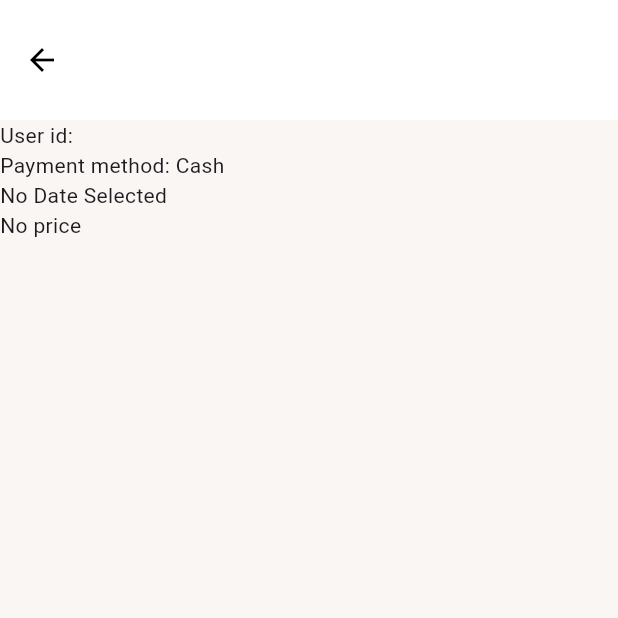
After one commit to MRidhoPS/room_meeting_app, a Flutter app: the PaymentPage screen opened by its route, after a tap on "Cash", after a tap on "Next", on a phone screen of 412 x 824 dp, the top half of it. The commit adds this screen. Run offline on Flutter 3.47's test engine with Material 3 defaults, Android fonts, the phone set to English and light mode, and no system bars; our stand-ins replace cached_network_image, carousel_slider, dio, get, jwt_decoder, shared_preferences; accounts and stored records are empty; network calls fail; statements that could not run were skipped.

Commit message:
finish schedule room page, payment method page and on development detailed payment page

```diff
--- a/lib/core/network/api_endpoint.dart
+++ b/lib/core/network/api_endpoint.dart
@@ -2,7 +2,7 @@ class ApiEndPoint{
 
   ApiEndPoint._();
 
-  static const String baseUrl = 'http://192.168.18.13:7000/roomapp';
+  static const String baseUrl = 'http://10.152.105.5:7000/roomapp';
 
   // Auth
   static const String registerUrl = '$baseUrl/auth/register';
--- a/lib/core/routes/app_pages.dart
+++ b/lib/core/routes/app_pages.dart
@@ -7,6 +7,9 @@ import 'package:room_meeting_app/presentation/pages/detailed_room/bindings/detai
 import 'package:room_meeting_app/presentation/pages/detailed_room/view/detailed_room_page.dart';
 import 'package:room_meeting_app/presentation/pages/home/bindings/home_binding.dart';
 import 'package:room_meeting_app/presentation/pages/home/view/home_page.dart';
+import 'package:room_meeting_app/presentation/pages/payment_method/bindings/payment_binding.dart';
+import 'package:room_meeting_app/presentation/pages/payment_method/view/payment_detailed_page.dart';
+import 'package:room_meeting_app/presentation/pages/payment_method/view/payment_page.dart';
 import 'package:room_meeting_app/presentation/pages/scheduled_room/bindings/scheduled_binding.dart';
 import 'package:room_meeting_app/presentation/pages/scheduled_room/view/scheduled_room_page.dart';
 import 'package:room_meeting_app/presentation/pages/splash/bindings/splash_binding.dart';
@@ -46,5 +49,20 @@ class AppPages {
       page: () => const ScheduledRoomPage(),
       binding: ScheduledBinding(),
     ),
+    GetPage(
+      name: AppRoutes.paymentRoom,
+      page: () => const PaymentPage(),
+      binding: PaymentBinding(),
+    ),
+    GetPage(
+      name: AppRoutes.paymentDetailedRoom,
+      page: () => const PaymentDetailedPage(),
+      bindings: [
+        PaymentBinding(),
+        ScheduledBinding(),
+        DetailedRoomBinding(),
+        AuthBinding(),
+      ],
+    )
   ];
 }
--- a/lib/core/routes/app_routes.dart
+++ b/lib/core/routes/app_routes.dart
@@ -5,4 +5,6 @@ class AppRoutes {
   static const register = '/register';
   static const detailedRoom = '/detailedRoom';
   static const scheduledRoom = '/scheduledRoom';
+  static const paymentRoom = '/paymentRoom';
+  static const paymentDetailedRoom = '/paymentDetailedRoom';
 }
--- /dev/null
+++ b/lib/presentation/pages/payment_method/bindings/payment_binding.dart
@@ -0,0 +1,12 @@
+import 'package:get/get.dart';
+import 'package:room_meeting_app/presentation/pages/payment_method/viewmodel/payment_controller.dart';
+
+class PaymentBinding extends Bindings {
+  @override
+  void dependencies() {
+    Get.lazyPut(
+      () => PaymentController(),
+      fenix: true,
+    );
+  }
+}
--- /dev/null
+++ b/lib/presentation/pages/payment_method/view/payment_detailed_page.dart
@@ -0,0 +1,81 @@
+import 'package:flutter/material.dart';
+import 'package:get/get.dart';
+import 'package:room_meeting_app/presentation/pages/auth/viewmodels/auth_controller.dart';
+import 'package:room_meeting_app/presentation/pages/detailed_room/viewmodels/detailed_room_controller.dart';
+import 'package:room_meeting_app/presentation/pages/payment_method/viewmodel/payment_controller.dart';
+import 'package:room_meeting_app/presentation/pages/scheduled_room/viewmodels/scheduled_controller.dart';
+
+class PaymentDetailedPage extends GetView<PaymentController> {
+  const PaymentDetailedPage({super.key});
+
+  @override
+  Widget build(BuildContext context) {
+    final scheduleController = Get.find<RoomAvailabilityController>();
+    final authController = Get.find<AuthController>();
+    final detailedRoom = Get.find<DetailedRoomController>();
+
+    return Scaffold(
+      appBar: AppBar(),
+      body: SingleChildScrollView(
+        child: Column(
+          crossAxisAlignment: CrossAxisAlignment.start,
+          children: [
+             Obx(
+              () {
+                if (authController.tokenResponse.value == null) {
+                  return Text("No Payment Selected");
+                }
+
+                final id = authController.tokenResponse.value;
+                return Text(
+                  "User id: ${id!['userId']}",
+                );
+              },
+            ),
+            Obx(
+              () {
+                if (controller.selectedPayment.value.isEmpty) {
+                  return Text("No Payment Selected");
+                }
+
+                return Text(
+                  "Payment method: ${controller.selectedPayment.value}",
+                );
+              },
+            ),
+            Obx(
+              () {
+                if (scheduleController.roomBookData.isEmpty) {
+                  return Text("No Date Selected");
+                }
+
+                return Column(
+                  crossAxisAlignment: CrossAxisAlignment.start,
+                  children: [
+                    Text(
+                        'Start: ${scheduleController.roomBookData[0].toString().split('-')[0].toString().trim()}'),
+                    Text(
+                        'End: ${scheduleController.roomBookData[0].toString().split('-')[1].toString().trim()}'),
+                    Text(
+                      scheduleController.selectedDateValue.value.toString().split(' ')[0].trim(),
+                    ),
+                  ],
+                );
+              },
+            ),
+            Obx(
+              () {
+                if (detailedRoom.getDetailedRoomResponse.value == null) {
+                  return Text("No price");
+                }
+
+                final data = detailedRoom.getDetailedRoomResponse.value!.data;
+                return Text('${data.id}, ${data.price}');
+              },
+            ),
+          ],
+        ),
+      ),
+    );
+  }
+}
--- /dev/null
+++ b/lib/presentation/pages/payment_method/view/payment_page.dart
@@ -0,0 +1,141 @@
+import 'package:flutter/material.dart';
+import 'package:get/get.dart';
+import 'package:room_meeting_app/core/routes/app_routes.dart';
+import 'package:room_meeting_app/presentation/pages/payment_method/viewmodel/payment_controller.dart';
+
+class PaymentPage extends GetView<PaymentController> {
+  const PaymentPage({super.key});
+
+  @override
+  Widget build(BuildContext context) {
+    return Scaffold(
+      appBar: AppBar(),
+      body: SingleChildScrollView(
+        child: Column(
+          crossAxisAlignment: CrossAxisAlignment.start,
+          children: [
+            Padding(
+              padding: const EdgeInsets.symmetric(vertical: 15, horizontal: 10),
+              child: Text(
+                "Cash",
+                style: TextStyle(
+                  fontSize: 18,
+                  fontWeight: FontWeight.w600,
+                  color: Colors.black45,
+                ),
+              ),
+            ),
+            PaymentMethodCard(
+              title: 'Cash',
+              controller: controller,
+            ),
+            Padding(
+              padding: const EdgeInsets.symmetric(vertical: 15, horizontal: 10),
+              child: Text(
+                "Virtual Account",
+                style: TextStyle(
+                  fontSize: 18,
+                  fontWeight: FontWeight.w600,
+                  color: Colors.black45,
+                ),
+              ),
+            ),
+            PaymentMethodCard(
+              title: 'BCA',
+              controller: controller,
+            ),
+            PaymentMethodCard(
+              title: 'Mandiri',
+              controller: controller,
+            ),
+            PaymentMethodCard(
+              title: 'BRI',
+              controller: controller,
+            ),
+            const SizedBox(
+              height: 40,
+            ),
+            Obx(
+              () {
+                if (controller.selectedPayment.value.isEmpty) {
+                  return const SizedBox();
+                }
+
+                return Padding(
+                  padding: const EdgeInsets.all(10),
+                  child: SizedBox(
+                    width: double.infinity,
+                    height: 50,
+                    child: ElevatedButton(
+                      style: ElevatedButton.styleFrom(
+                        backgroundColor: Colors.green.shade800,
+                      ),
+                      onPressed: () {
+                        debugPrint(
+                            'value payment method: ${controller.selectedPayment.value}');
+                        Get.toNamed(AppRoutes.paymentDetailedRoom);
+                      },
+                      child: Text(
+                        "Next",
+                        style: TextStyle(
+                          color: Colors.white,
+                          fontWeight: FontWeight.w600,
+                          fontSize: 20,
+                        ),
+                      ),
+                    ),
+                  ),
+                );
+              },
+            )
+          ],
+        ),
+      ),
+    );
+  }
+}
+
+class PaymentMethodCard extends StatelessWidget {
+  const PaymentMethodCard({
+    super.key,
+    required this.title,
+    required this.controller,
+  });
+
+  final String title;
+  final PaymentController controller;
+
+  @override
+  Widget build(BuildContext context) {
+    return GestureDetector(
+      onTap: () => controller.selectPayment(title),
+      child: Obx(() {
+        final isSelected = controller.selectedPayment.value == title;
+
+        return Container(
+          margin: const EdgeInsets.symmetric(horizontal: 10, vertical: 5),
+          width: double.infinity,
+          height: 100,
+          decoration: BoxDecoration(
+            color: isSelected ? Colors.green.shade800 : Colors.white,
+            borderRadius: BorderRadius.circular(20),
+            border: Border.all(
+              color: isSelected ? Colors.green.shade800 : Colors.lightGreen,
+              width: 2,
+            ),
+          ),
+          alignment: Alignment.centerLeft,
+          padding: const EdgeInsets.only(left: 20),
+          child: Text(
+            title,
+            style: TextStyle(
+              fontSize: 20,
+              fontWeight: FontWeight.w600,
+              color: isSelected ? Colors.white : Colors.black54,
+            ),
+          ),
+        );
+      }),
+    );
+  }
+}
--- /dev/null
+++ b/lib/presentation/pages/payment_method/viewmodel/payment_controller.dart
@@ -0,0 +1,9 @@
+import 'package:get/get.dart';
+
+class PaymentController extends GetxController {
+  var selectedPayment = ''.obs;
+
+  void selectPayment(String title) {
+    selectedPayment.value = title;
+  }
+}
--- a/lib/presentation/pages/scheduled_room/view/scheduled_room_page.dart
+++ b/lib/presentation/pages/scheduled_room/view/scheduled_room_page.dart
@@ -1,5 +1,6 @@
 import 'package:flutter/material.dart';
 import 'package:get/get.dart';
+import 'package:room_meeting_app/core/routes/app_routes.dart';
 import 'package:room_meeting_app/presentation/pages/scheduled_room/viewmodels/scheduled_controller.dart';
 
 class ScheduledRoomPage extends GetView<RoomAvailabilityController> {
@@ -154,7 +155,9 @@ class ScheduledRoomPage extends GetView<RoomAvailabilityController> {
                         : Colors.green.shade600;
                     final Color textColor = !isAvailable
                         ? Colors.grey.shade600
-                        : isSelected ? Colors.white : Colors.black;
+                        : isSelected
+                            ? Colors.white
+                            : Colors.black;
 
                     return GestureDetector(
                       onTap: isAvailable
@@ -200,6 +203,7 @@ class ScheduledRoomPage extends GetView<RoomAvailabilityController> {
                   height: 50,
                   child: ElevatedButton(
                     onPressed: () {
+                      Get.toNamed(AppRoutes.paymentRoom);
                       debugPrint(
                           'Next pressed, selected times: ${controller.roomBookData}');
                     },
--- a/lib/presentation/pages/scheduled_room/viewmodels/scheduled_controller.dart
+++ b/lib/presentation/pages/scheduled_room/viewmodels/scheduled_controller.dart
@@ -10,6 +10,7 @@ class RoomAvailabilityController extends GetxController {
   RxBool isLoading = false.obs;
   RxString errorMessage = ''.obs;
   RxInt selectedDateIndex = 0.obs;
+    Rxn<DateTime> selectedDateValue = Rxn<DateTime>();
   RxList<RoomAvailabilityData> roomAvailabilityList =
       <RoomAvailabilityData>[].obs;
 
@@ -58,6 +59,8 @@ class RoomAvailabilityController extends GetxController {
   void changeSelectedDate(int index) {
     if (index < 0 || index >= roomAvailabilityList.length) return;
     selectedDateIndex.value = index;
+    final selectedDay = roomAvailabilityList[index];
+    selectedDateValue.value = DateTime.parse(selectedDay.date);
     initializeSelectedList(roomAvailabilityList[index].availability.length);
   }
 
```
